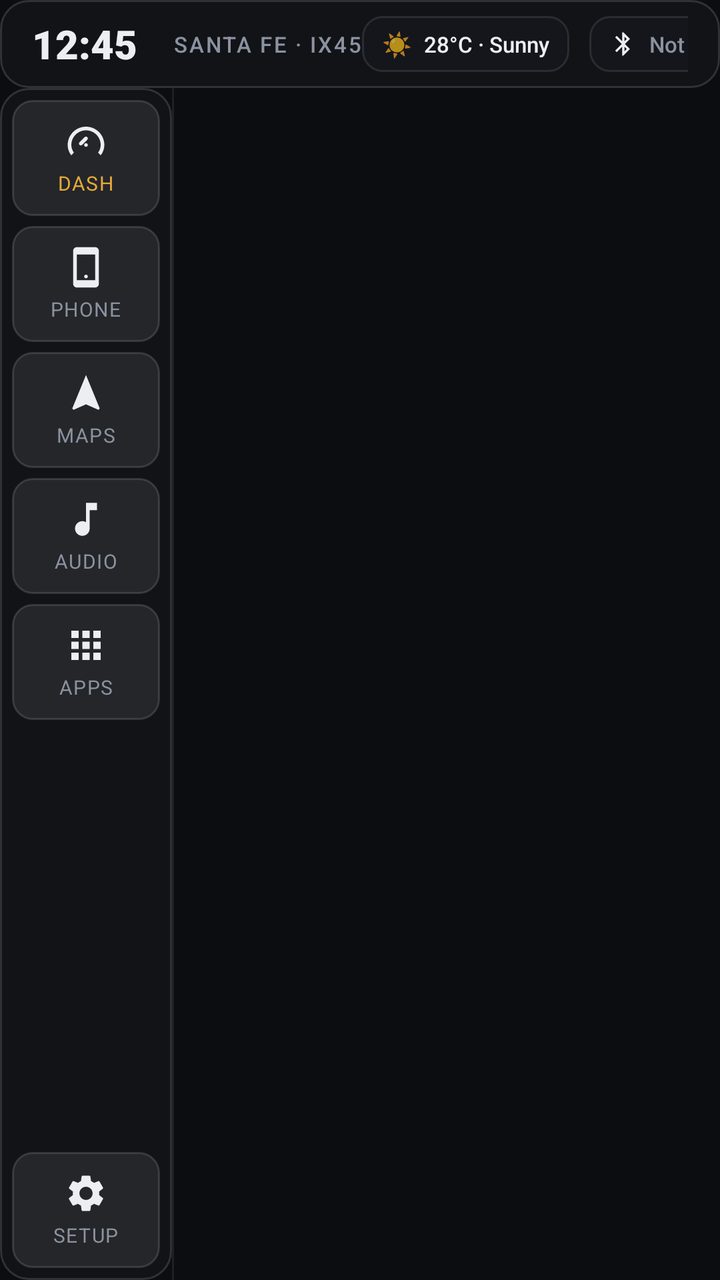
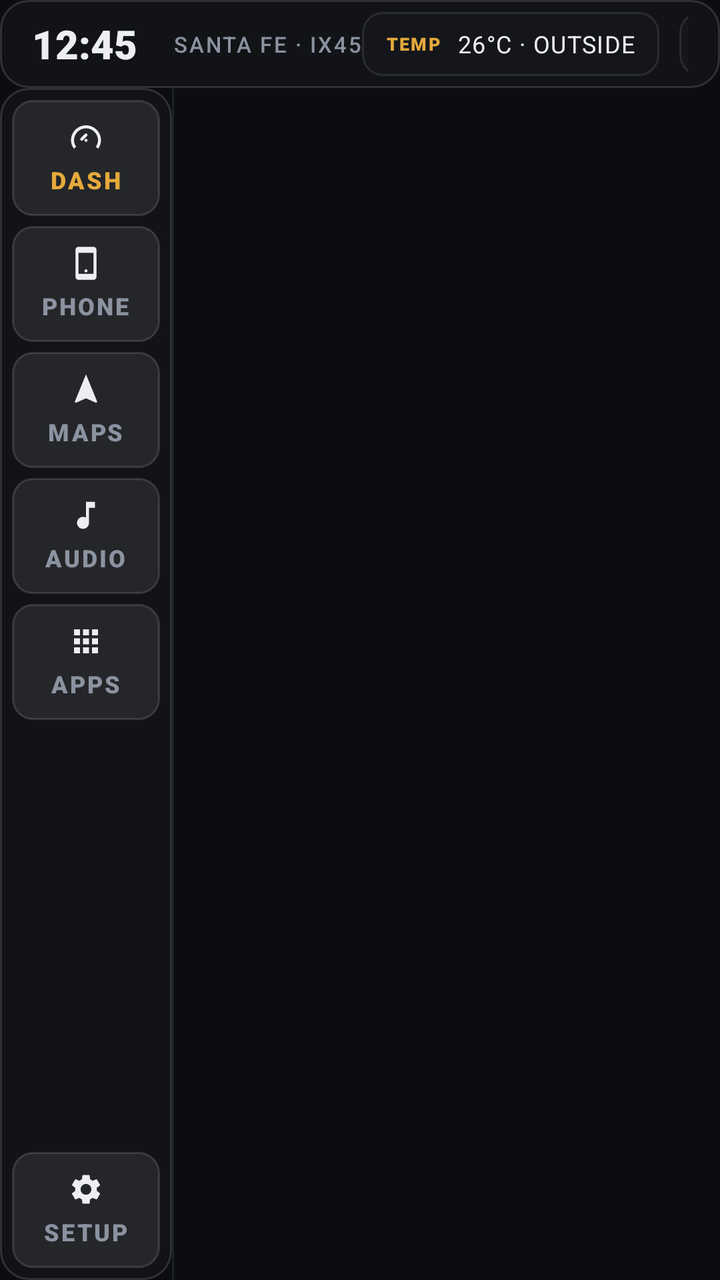

Screens rendered from an Android XML layout before and after an edit, with the pre-edit source and the edit as a unified diff.
<!-- AndroidManifest.xml: application theme Theme.ApexDrive -->
<!-- res/layout/activity_main.xml -->
<?xml version="1.0" encoding="utf-8"?>
<LinearLayout xmlns:android="http://schemas.android.com/apk/res/android"
    android:layout_width="match_parent"
    android:layout_height="match_parent"
    android:orientation="vertical"
    android:background="@color/cockpit_surface_base">

    
    <LinearLayout
        android:id="@+id/headerBar"
        android:layout_width="match_parent"
        android:layout_height="44dp"
        android:orientation="horizontal"
        android:gravity="center_vertical"
        android:background="@drawable/bg_panel"
        android:paddingStart="16dp"
        android:paddingEnd="16dp">

        
        <TextView
            android:id="@+id/tvClock"
            android:layout_width="wrap_content"
            android:layout_height="wrap_content"
            android:text="12:45"
            android:textColor="@color/cockpit_text_primary"
            android:textSize="20sp"
            android:fontFamily="sans-serif-black" />

        
        <TextView
            android:id="@+id/tvVehicleModel"
            android:layout_width="wrap_content"
            android:layout_height="wrap_content"
            android:layout_marginStart="18dp"
            android:text="SANTA FE · IX45"
            android:textColor="@color/cockpit_text_secondary"
            android:textSize="11sp"
            android:fontFamily="sans-serif-medium"
            android:letterSpacing="0.08" />

        <View
            android:layout_width="0dp"
            android:layout_height="1dp"
            android:layout_weight="1" />

        
        <LinearLayout
            android:id="@+id/pillHeaderWeather"
            android:layout_width="wrap_content"
            android:layout_height="28dp"
            android:orientation="horizontal"
            android:gravity="center_vertical"
            android:background="@drawable/bg_card_inner"
            android:paddingStart="10dp"
            android:paddingEnd="10dp"
            android:clickable="true"
            android:focusable="true">

            <TextView
                android:id="@+id/tvWeatherIcon"
                android:layout_width="wrap_content"
                android:layout_height="wrap_content"
                android:text="☀️"
                android:textSize="12sp" />

            <TextView
                android:id="@+id/tvWeatherText"
                android:layout_width="wrap_content"
                android:layout_height="wrap_content"
                android:layout_marginStart="6dp"
                android:text="28°C · Sunny"
                android:textColor="@color/cockpit_text_primary"
                android:textSize="11sp"
                android:fontFamily="sans-serif-medium" />
        </LinearLayout>

        
        <LinearLayout
            android:id="@+id/pillHeaderBluetooth"
            android:layout_width="wrap_content"
            android:layout_height="28dp"
            android:layout_marginStart="10dp"
            android:orientation="horizontal"
            android:gravity="center_vertical"
            android:background="@drawable/bg_card_inner"
            android:paddingStart="10dp"
            android:paddingEnd="10dp"
            android:clickable="true"
            android:focusable="true">

            <ImageView
                android:id="@+id/ivHeaderBtIcon"
                android:layout_width="14dp"
                android:layout_height="14dp"
                android:src="@drawable/ic_nav_bluetooth"
                android:contentDescription="Bluetooth" />

            <TextView
                android:id="@+id/tvHeaderBluetooth"
                android:layout_width="wrap_content"
                android:layout_height="wrap_content"
                android:layout_marginStart="6dp"
                android:text="Not Connected"
                android:textColor="@color/cockpit_text_secondary"
                android:textSize="11sp"
                android:fontFamily="sans-serif-medium" />
        </LinearLayout>

    </LinearLayout>

    
    <LinearLayout
        android:layout_width="match_parent"
        android:layout_height="0dp"
        android:layout_weight="1"
        android:orientation="horizontal">

        
        <LinearLayout
            android:id="@+id/driverRail"
            android:layout_width="86dp"
            android:layout_height="match_parent"
            android:orientation="vertical"
            android:gravity="center_horizontal"
            android:background="@drawable/bg_panel"
            android:paddingTop="6dp"
            android:paddingBottom="6dp">

            
            <LinearLayout
                android:id="@+id/railBtnDash"
                android:layout_width="74dp"
                android:layout_height="58dp"
                android:orientation="vertical"
                android:gravity="center"
                android:background="@drawable/bg_elevated_btn"
                android:clickable="true"
                android:focusable="true">

                <ImageView
                    android:id="@+id/ivDashIcon"
                    android:layout_width="22dp"
                    android:layout_height="22dp"
                    android:src="@drawable/ic_nav_dash"
                    android:contentDescription="Dash" />

                <TextView
                    android:id="@+id/tvDashLabel"
                    android:layout_width="wrap_content"
                    android:layout_height="wrap_content"
                    android:layout_marginTop="3dp"
                    android:text="DASH"
                    android:textColor="@color/accent_amber"
                    android:textSize="10sp"
                    android:fontFamily="sans-serif-bold"
                    android:letterSpacing="0.05" />
            </LinearLayout>

            
            <LinearLayout
                android:id="@+id/railBtnCarPlay"
                android:layout_width="74dp"
                android:layout_height="58dp"
                android:layout_marginTop="5dp"
                android:orientation="vertical"
                android:gravity="center"
                android:background="@drawable/bg_elevated_btn"
                android:clickable="true"
                android:focusable="true">

                <ImageView
                    android:id="@+id/ivCarPlayIcon"
                    android:layout_width="22dp"
                    android:layout_height="22dp"
                    android:src="@drawable/ic_nav_carplay"
                    android:contentDescription="CarPlay" />

                <TextView
                    android:id="@+id/tvCarPlayLabel"
                    android:layout_width="wrap_content"
                    android:layout_height="wrap_content"
                    android:layout_marginTop="3dp"
                    android:text="PHONE"
                    android:textColor="@color/cockpit_text_secondary"
                    android:textSize="10sp"
                    android:fontFamily="sans-serif-bold"
                    android:letterSpacing="0.05" />
            </LinearLayout>

            
            <LinearLayout
                android:id="@+id/railBtnMaps"
                android:layout_width="74dp"
                android:layout_height="58dp"
                android:layout_marginTop="5dp"
                android:orientation="vertical"
                android:gravity="center"
                android:background="@drawable/bg_elevated_btn"
                android:clickable="true"
                android:focusable="true">

                <ImageView
                    android:id="@+id/ivMapsIcon"
                    android:layout_width="22dp"
                    android:layout_height="22dp"
                    android:src="@drawable/ic_nav_maps"
                    android:contentDescription="Maps" />

                <TextView
                    android:id="@+id/tvMapsLabel"
                    android:layout_width="wrap_content"
                    android:layout_height="wrap_content"
                    android:layout_marginTop="3dp"
                    android:text="MAPS"
                    android:textColor="@color/cockpit_text_secondary"
                    android:textSize="10sp"
                    android:fontFamily="sans-serif-bold"
                    android:letterSpacing="0.05" />
            </LinearLayout>

            
            <LinearLayout
                android:id="@+id/railBtnAudio"
                android:layout_width="74dp"
                android:layout_height="58dp"
                android:layout_marginTop="5dp"
                android:orientation="vertical"
                android:gravity="center"
                android:background="@drawable/bg_elevated_btn"
                android:clickable="true"
                android:focusable="true">

                <ImageView
                    android:id="@+id/ivAudioIcon"
                    android:layout_width="22dp"
                    android:layout_height="22dp"
                    android:src="@drawable/ic_nav_audio"
                    android:contentDescription="Audio" />

                <TextView
                    android:id="@+id/tvAudioLabel"
                    android:layout_width="wrap_content"
                    android:layout_height="wrap_content"
                    android:layout_marginTop="3dp"
                    android:text="AUDIO"
                    android:textColor="@color/cockpit_text_secondary"
                    android:textSize="10sp"
                    android:fontFamily="sans-serif-bold"
                    android:letterSpacing="0.05" />
            </LinearLayout>

            
            <LinearLayout
                android:id="@+id/railBtnApps"
                android:layout_width="74dp"
                android:layout_height="58dp"
                android:layout_marginTop="5dp"
                android:orientation="vertical"
                android:gravity="center"
                android:background="@drawable/bg_elevated_btn"
                android:clickable="true"
                android:focusable="true">

                <ImageView
                    android:id="@+id/ivAppsIcon"
                    android:layout_width="22dp"
                    android:layout_height="22dp"
                    android:src="@drawable/ic_nav_apps"
                    android:contentDescription="Apps" />

                <TextView
                    android:id="@+id/tvAppsLabel"
                    android:layout_width="wrap_content"
                    android:layout_height="wrap_content"
                    android:layout_marginTop="3dp"
                    android:text="APPS"
                    android:textColor="@color/cockpit_text_secondary"
                    android:textSize="10sp"
                    android:fontFamily="sans-serif-bold"
                    android:letterSpacing="0.05" />
            </LinearLayout>

            
            <View
                android:layout_width="1dp"
                android:layout_height="0dp"
                android:layout_weight="1" />

            
            <LinearLayout
                android:id="@+id/railBtnSetup"
                android:layout_width="74dp"
                android:layout_height="58dp"
                android:orientation="vertical"
                android:gravity="center"
                android:background="@drawable/bg_elevated_btn"
                android:clickable="true"
                android:focusable="true">

                <ImageView
                    android:id="@+id/ivSetupIcon"
                    android:layout_width="22dp"
                    android:layout_height="22dp"
                    android:src="@drawable/ic_nav_setup"
                    android:contentDescription="Setup" />

                <TextView
                    android:id="@+id/tvSetupLabel"
                    android:layout_width="wrap_content"
                    android:layout_height="wrap_content"
                    android:layout_marginTop="3dp"
                    android:text="SETUP"
                    android:textColor="@color/cockpit_text_secondary"
                    android:textSize="10sp"
                    android:fontFamily="sans-serif-bold"
                    android:letterSpacing="0.05" />
            </LinearLayout>

        </LinearLayout>

        
        <View
            android:layout_width="1dp"
            android:layout_height="match_parent"
            android:background="@color/cockpit_surface_border_subtle" />

        
        <FrameLayout
            android:id="@+id/viewContainer"
            android:layout_width="0dp"
            android:layout_height="match_parent"
            android:layout_weight="1" />

    </LinearLayout>

</LinearLayout>
<!-- resources referenced by this layout -->
<resources>
  <color name="accent_amber">#E5A93C</color>
  <color name="cockpit_surface_base">#0C0D10</color>
  <color name="cockpit_surface_border_subtle">#1C2027</color>
  <color name="cockpit_text_primary">#ECEEF2</color>
  <color name="cockpit_text_secondary">#8B92A0</color>
  <!-- drawable bg_card_inner (drawable) -->
  <?xml version="1.0" encoding="utf-8"?>
  <shape xmlns:android="http://schemas.android.com/apk/res/android"
      android:shape="rectangle">
      
      <solid android:color="#77181B22" />
      <stroke
          android:width="1dp"
          android:color="#1AFFFFFF" />
      <corners android:radius="10dp" />
  </shape>
  <!-- drawable bg_panel (drawable) -->
  <?xml version="1.0" encoding="utf-8"?>
  <shape xmlns:android="http://schemas.android.com/apk/res/android"
      android:shape="rectangle">
      
      <solid android:color="#E8121419" />
      <stroke
          android:width="1dp"
          android:color="#24FFFFFF" />
      <corners android:radius="14dp" />
  </shape>
  <!-- drawable ic_nav_apps (drawable) -->
  <vector xmlns:android="http://schemas.android.com/apk/res/android"
      android:width="24dp"
      android:height="24dp"
      android:viewportWidth="24"
      android:viewportHeight="24">
      
      <path
          android:fillColor="#ECEEF2"
          android:pathData="M4,8h4V4H4v4zm6,12h4v-4h-4v4zm-6,0h4v-4H4v4zm0,-6h4v-4H4v4zm6,0h4v-4h-4v4zm6,-10v4h4V4h-4zm-6,4h4V4h-4v4zm6,6h4v-4h-4v4zm0,6h4v-4h-4v4z" />
  </vector>
  <!-- drawable ic_nav_audio (drawable) -->
  <vector xmlns:android="http://schemas.android.com/apk/res/android"
      android:width="24dp"
      android:height="24dp"
      android:viewportWidth="24"
      android:viewportHeight="24">
      
      <path
          android:fillColor="#ECEEF2"
          android:pathData="M12,3v10.55c-0.59,-0.34 -1.27,-0.55 -2,-0.55 -2.21,0 -4,1.79 -4,4s1.79,4 4,4 4,-1.79 4,-4V7h4V3h-6z" />
  </vector>
  <!-- drawable ic_nav_bluetooth (drawable) -->
  <vector xmlns:android="http://schemas.android.com/apk/res/android"
      android:width="24dp"
      android:height="24dp"
      android:viewportWidth="24"
      android:viewportHeight="24">
      
      <path
          android:fillColor="#ECEEF2"
          android:pathData="M17.71,7.71L12,2h-1v7.59L6.41,5 5,6.41 10.59,12 5,17.59 6.41,19 11,14.41V22h1l5.71,-5.71 -4.3,-4.29 4.3,-4.29zM13,5.83l1.88,1.88L13,9.59V5.83zm1.88,10.46L13,18.17v-3.76l1.88,1.88z" />
  </vector>
  <!-- drawable ic_nav_carplay (drawable) -->
  <vector xmlns:android="http://schemas.android.com/apk/res/android"
      android:width="24dp"
      android:height="24dp"
      android:viewportWidth="24"
      android:viewportHeight="24">
      
      <path
          android:fillColor="#ECEEF2"
          android:pathData="M17,1.01L7,1c-1.1,0 -2,0.9 -2,2v18c0,1.1 0.9,2 2,2h10c1.1,0 2,-0.9 2,-2V3c0,-1.1 -0.9,-1.99 -2,-1.99zM17,19H7V5h10v14zM12,18c0.55,0 1,-0.45 1,-1s-0.45,-1 -1,-1 -1,0.45 -1,1 0.45,1 1,1z" />
  </vector>
  <!-- drawable ic_nav_maps (drawable) -->
  <vector xmlns:android="http://schemas.android.com/apk/res/android"
      android:width="24dp"
      android:height="24dp"
      android:viewportWidth="24"
      android:viewportHeight="24">
      
      <path
          android:fillColor="#ECEEF2"
          android:pathData="M12,2L4.5,20.29l0.71,0.71L12,18l6.79,3 0.71,-0.71z" />
  </vector>
  <style name="Theme.ApexDrive" parent="Theme.AppCompat.NoActionBar">
          <item name="android:windowBackground">@color/cockpit_surface_base</item>
          <item name="android:statusBarColor">@color/cockpit_surface_panel</item>
          <item name="android:navigationBarColor">@color/cockpit_surface_base</item>
          <item name="android:windowNoTitle">true</item>
          <item name="android:windowFullscreen">true</item>
          <item name="android:colorBackground">@color/cockpit_surface_base</item>
      </style>
  <color name="cockpit_surface_panel">#13151A</color>
  <!-- unchanged entries left out for length: 3 -->
</resources>

<!-- the commit's change to res/layout/activity_main.xml (unified diff, before → after) -->
@@ -47,12 +47,12 @@
         <LinearLayout
             android:id="@+id/pillHeaderWeather"
             android:layout_width="wrap_content"
-            android:layout_height="28dp"
+            android:layout_height="32dp"
             android:orientation="horizontal"
             android:gravity="center_vertical"
             android:background="@drawable/bg_card_inner"
-            android:paddingStart="10dp"
-            android:paddingEnd="10dp"
+            android:paddingStart="12dp"
+            android:paddingEnd="12dp"
             android:clickable="true"
             android:focusable="true">
 
@@ -60,31 +60,35 @@
                 android:id="@+id/tvWeatherIcon"
                 android:layout_width="wrap_content"
                 android:layout_height="wrap_content"
-                android:text="☀️"
-                android:textSize="12sp" />
+                android:text="TEMP"
+                android:textColor="@color/accent_amber"
+                android:textSize="9sp"
+                android:fontFamily="sans-serif-black"
+                android:letterSpacing="0.08" />
 
             <TextView
                 android:id="@+id/tvWeatherText"
                 android:layout_width="wrap_content"
                 android:layout_height="wrap_content"
-                android:layout_marginStart="6dp"
-                android:text="28°C · Sunny"
+                android:layout_marginStart="8dp"
+                android:text="26°C · OUTSIDE"
                 android:textColor="@color/cockpit_text_primary"
-                android:textSize="11sp"
-                android:fontFamily="sans-serif-medium" />
+                android:textSize="12sp"
+                android:fontFamily="sans-serif-bold"
+                android:letterSpacing="0.04" />
         </LinearLayout>
 
         
         <LinearLayout
             android:id="@+id/pillHeaderBluetooth"
             android:layout_width="wrap_content"
-            android:layout_height="28dp"
+            android:layout_height="32dp"
             android:layout_marginStart="10dp"
             android:orientation="horizontal"
             android:gravity="center_vertical"
             android:background="@drawable/bg_card_inner"
-            android:paddingStart="10dp"
-            android:paddingEnd="10dp"
+            android:paddingStart="12dp"
+            android:paddingEnd="12dp"
             android:clickable="true"
             android:focusable="true">
 
@@ -99,11 +103,12 @@
                 android:id="@+id/tvHeaderBluetooth"
                 android:layout_width="wrap_content"
                 android:layout_height="wrap_content"
-                android:layout_marginStart="6dp"
-                android:text="Not Connected"
+                android:layout_marginStart="8dp"
+                android:text="NOT CONNECTED"
                 android:textColor="@color/cockpit_text_secondary"
                 android:textSize="11sp"
-                android:fontFamily="sans-serif-medium" />
+                android:fontFamily="sans-serif-bold"
+                android:letterSpacing="0.04" />
         </LinearLayout>
 
     </LinearLayout>
@@ -139,8 +144,8 @@
 
                 <ImageView
                     android:id="@+id/ivDashIcon"
-                    android:layout_width="22dp"
-                    android:layout_height="22dp"
+                    android:layout_width="18dp"
+                    android:layout_height="18dp"
                     android:src="@drawable/ic_nav_dash"
                     android:contentDescription="Dash" />
 
@@ -148,12 +153,12 @@
                     android:id="@+id/tvDashLabel"
                     android:layout_width="wrap_content"
                     android:layout_height="wrap_content"
-                    android:layout_marginTop="3dp"
+                    android:layout_marginTop="4dp"
                     android:text="DASH"
                     android:textColor="@color/accent_amber"
-                    android:textSize="10sp"
-                    android:fontFamily="sans-serif-bold"
-                    android:letterSpacing="0.05" />
+                    android:textSize="12sp"
+                    android:fontFamily="sans-serif-black"
+                    android:letterSpacing="0.08" />
             </LinearLayout>
 
             
@@ -170,8 +175,8 @@
 
                 <ImageView
                     android:id="@+id/ivCarPlayIcon"
-                    android:layout_width="22dp"
-                    android:layout_height="22dp"
+                    android:layout_width="18dp"
+                    android:layout_height="18dp"
                     android:src="@drawable/ic_nav_carplay"
                     android:contentDescription="CarPlay" />
 
@@ -179,12 +184,12 @@
                     android:id="@+id/tvCarPlayLabel"
                     android:layout_width="wrap_content"
                     android:layout_height="wrap_content"
-                    android:layout_marginTop="3dp"
+                    android:layout_marginTop="4dp"
                     android:text="PHONE"
                     android:textColor="@color/cockpit_text_secondary"
-                    android:textSize="10sp"
-                    android:fontFamily="sans-serif-bold"
-                    android:letterSpacing="0.05" />
+                    android:textSize="12sp"
+                    android:fontFamily="sans-serif-black"
+                    android:letterSpacing="0.08" />
             </LinearLayout>
 
             
@@ -201,8 +206,8 @@
 
                 <ImageView
                     android:id="@+id/ivMapsIcon"
-                    android:layout_width="22dp"
-                    android:layout_height="22dp"
+                    android:layout_width="18dp"
+                    android:layout_height="18dp"
                     android:src="@drawable/ic_nav_maps"
                     android:contentDescription="Maps" />
 
@@ -210,12 +215,12 @@
                     android:id="@+id/tvMapsLabel"
                     android:layout_width="wrap_content"
                     android:layout_height="wrap_content"
-                    android:layout_marginTop="3dp"
+                    android:layout_marginTop="4dp"
                     android:text="MAPS"
                     android:textColor="@color/cockpit_text_secondary"
-                    android:textSize="10sp"
-                    android:fontFamily="sans-serif-bold"
-                    android:letterSpacing="0.05" />
+                    android:textSize="12sp"
+                    android:fontFamily="sans-serif-black"
+                    android:letterSpacing="0.08" />
             </LinearLayout>
 
             
@@ -232,8 +237,8 @@
 
                 <ImageView
                     android:id="@+id/ivAudioIcon"
-                    android:layout_width="22dp"
-                    android:layout_height="22dp"
+                    android:layout_width="18dp"
+                    android:layout_height="18dp"
                     android:src="@drawable/ic_nav_audio"
                     android:contentDescription="Audio" />
 
@@ -241,12 +246,12 @@
                     android:id="@+id/tvAudioLabel"
                     android:layout_width="wrap_content"
                     android:layout_height="wrap_content"
-                    android:layout_marginTop="3dp"
+                    android:layout_marginTop="4dp"
                     android:text="AUDIO"
                     android:textColor="@color/cockpit_text_secondary"
-                    android:textSize="10sp"
-                    android:fontFamily="sans-serif-bold"
-                    android:letterSpacing="0.05" />
+                    android:textSize="12sp"
+                    android:fontFamily="sans-serif-black"
+                    android:letterSpacing="0.08" />
             </LinearLayout>
 
             
@@ -263,8 +268,8 @@
 
                 <ImageView
                     android:id="@+id/ivAppsIcon"
-                    android:layout_width="22dp"
-                    android:layout_height="22dp"
+                    android:layout_width="18dp"
+                    android:layout_height="18dp"
                     android:src="@drawable/ic_nav_apps"
                     android:contentDescription="Apps" />
 
@@ -272,12 +277,12 @@
                     android:id="@+id/tvAppsLabel"
                     android:layout_width="wrap_content"
                     android:layout_height="wrap_content"
-                    android:layout_marginTop="3dp"
+                    android:layout_marginTop="4dp"
                     android:text="APPS"
                     android:textColor="@color/cockpit_text_secondary"
-                    android:textSize="10sp"
-                    android:fontFamily="sans-serif-bold"
-                    android:letterSpacing="0.05" />
+                    android:textSize="12sp"
+                    android:fontFamily="sans-serif-black"
+                    android:letterSpacing="0.08" />
             </LinearLayout>
 
             
@@ -299,8 +304,8 @@
 
                 <ImageView
                     android:id="@+id/ivSetupIcon"
-                    android:layout_width="22dp"
-                    android:layout_height="22dp"
+                    android:layout_width="18dp"
+                    android:layout_height="18dp"
                     android:src="@drawable/ic_nav_setup"
                     android:contentDescription="Setup" />
 
@@ -308,12 +313,12 @@
                     android:id="@+id/tvSetupLabel"
                     android:layout_width="wrap_content"
                     android:layout_height="wrap_content"
-                    android:layout_marginTop="3dp"
+                    android:layout_marginTop="4dp"
                     android:text="SETUP"
                     android:textColor="@color/cockpit_text_secondary"
-                    android:textSize="10sp"
-                    android:fontFamily="sans-serif-bold"
-                    android:letterSpacing="0.05" />
+                    android:textSize="12sp"
+                    android:fontFamily="sans-serif-black"
+                    android:letterSpacing="0.08" />
             </LinearLayout>
 
         </LinearLayout>
